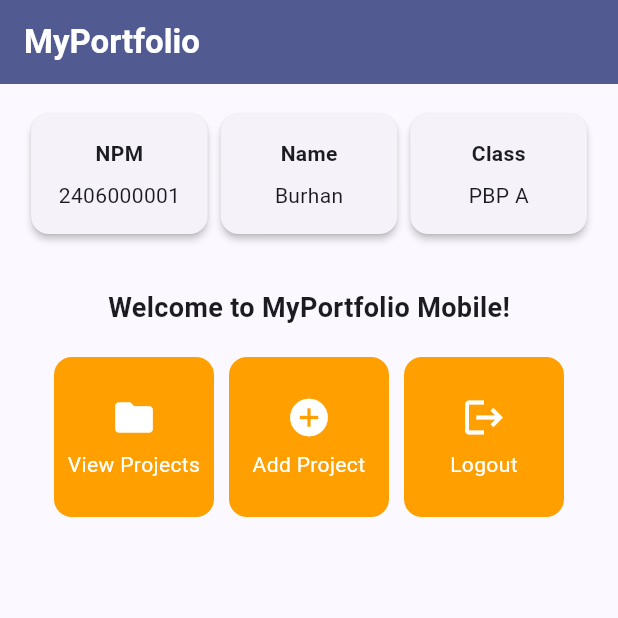
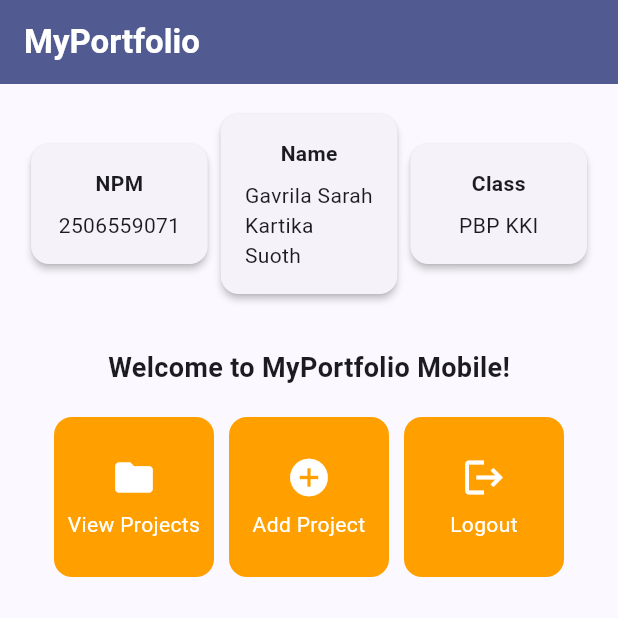
Before and after one commit to gsarahsuoth/myportofolio_mobile, a Flutter app: the screen it shows after launch, on a phone screen of 412 x 824 dp, the top half of it. Run offline on Flutter 3.47's test engine with Material 3 defaults, Android fonts, the phone set to English and light mode, and no system bars.

Commit message:
display my identity on the InfoCard

```diff
--- a/myportofolio_mobile/lib/menu.dart
+++ b/myportofolio_mobile/lib/menu.dart
@@ -3,9 +3,9 @@ import 'package:flutter/material.dart';
 class MyHomePage extends StatelessWidget {
   MyHomePage({super.key});
 
-  final String npm = "2406000001";
-  final String nama = "Burhan";
-  final String kelas = "PBP A";
+  final String npm = "2506559071";
+  final String nama = "Gavrila Sarah Kartika Suoth";
+  final String kelas = "PBP KKI";
 
   final List<ItemHomepage> items = [
     ItemHomepage("View Projects", Icons.folder),
```
